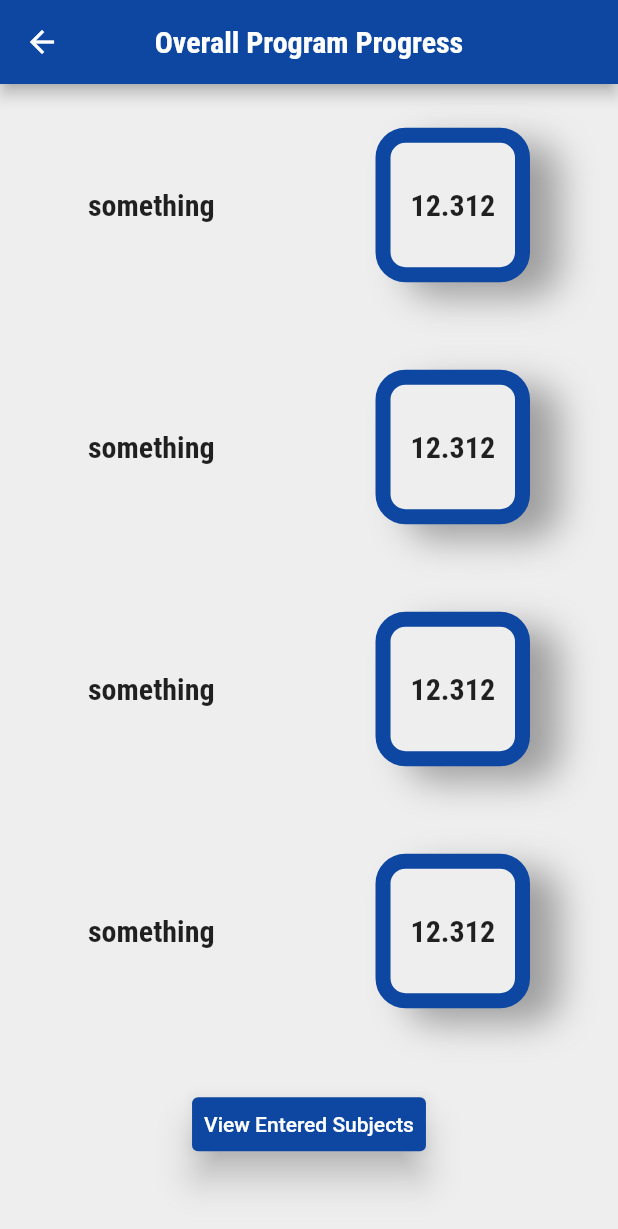
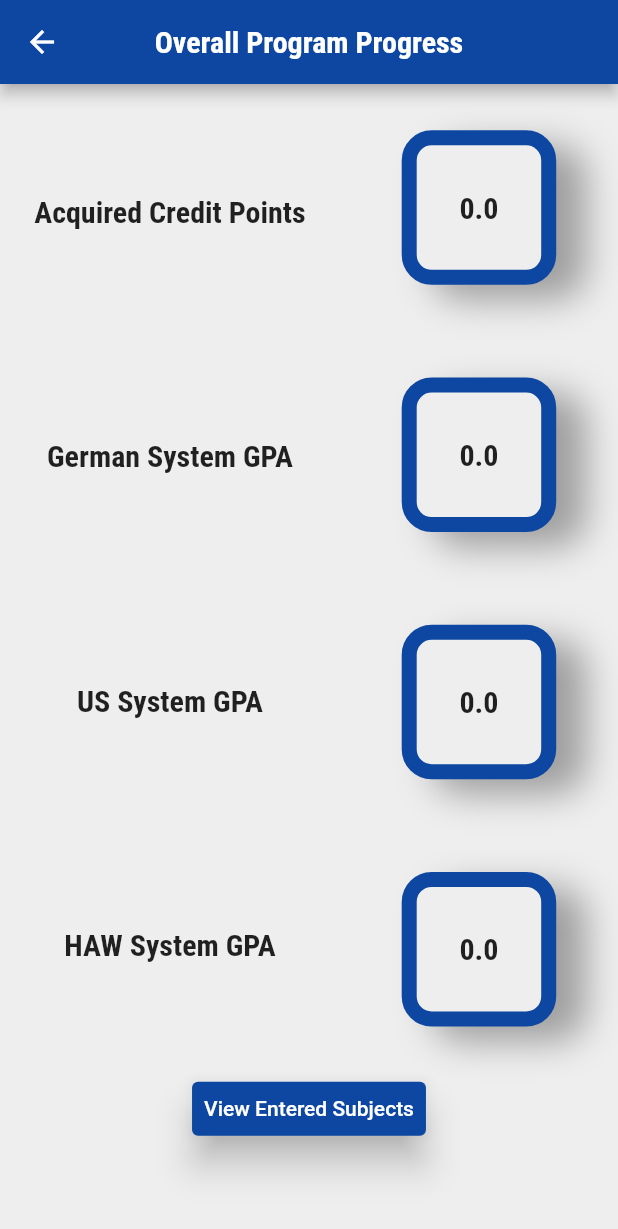
Before and after one commit to HussamKayed/Student_Assistant, a Flutter app: the screen it shows after launch, after a tap on an icon or button, on a phone screen of 412 x 824 dp. Shown: the top 1229 px of the screen. Run offline on Flutter 3.47's test engine with Material 2 defaults, Android fonts, the phone set to English and light mode, and no system bars; our stand-ins replace flutter_slidable, percent_indicator.

Commit message:
V1 Ready

```diff
--- a/lib/data/endpoints.dart
+++ b/lib/data/endpoints.dart
@@ -1,7 +1,7 @@
 class Endpoints {
   static const subjectsAbbreviations = '/subjects/abbreviations';
   static const transcriptSemester = '/transcript/gpa/';
-  static const subjectsDetails = 'https://api.mohamedelghamrawy.com/subjects';
+  static const subjectsDetails = 'https://api.mohamedelghamrawy.com/subjects/';
   static const transcript = 'https://api.mohamedelghamrawy.com/transcript';
   static const mainEndpoint = 'api.mohamedelghamrawy.com';
 }
--- a/lib/main.dart
+++ b/lib/main.dart
@@ -18,7 +18,7 @@ class MyApp extends StatelessWidget {
     return ChangeNotifierProvider(
       create: (ctx) => Subjects(),
       child: MaterialApp(
-          title: "IE_GPA_Calculator",
+          title: "Student Assistant",
           theme: ThemeData(
             primarySwatch: Colors.blue,
             primaryColor: Colors.blue.shade900,
--- a/lib/providers/subjects.dart
+++ b/lib/providers/subjects.dart
@@ -7,7 +7,9 @@ import '../models/subject.dart';
 import 'package:http/http.dart' as http;
 
 class Subjects with ChangeNotifier {
-  Map<String, dynamic> completedSubjects = {};
+  bool subjectFound = false;
+  Map<String, dynamic> responseMap = {};
+  Map<Subject, String> completedSubjects = {};
   Map<String, Subject> subjects = {
     "EE1": Subject('EE1', 15),
     "MA1": Subject('MA1', 15),
@@ -45,7 +47,15 @@ class Subjects with ChangeNotifier {
   };
   Map<String, Subject> remainingSubjects = {};
 
-  int subjectsPerSemester = 0;
+  Map<int, int> numberOfSubjectsPerSemester = {
+    1: 5,
+    2: 5,
+    3: 6,
+    4: 5,
+    5: 2,
+    6: 5,
+    7: 3,
+  };
 
   Map<int, int> completedSemesterSubjectsNumber = {
     1: 0,
@@ -62,25 +72,44 @@ class Subjects with ChangeNotifier {
   // }
 
   void getSemesterCompletedSubjects(Map<Subject, String> gradesMap) async {
+    if (equals(gradesMap)) {
+      return;
+    } else {
       final uri;
       await filterSubject(gradesMap);
-    Map<String, String> headersMap = {};
+      Map<String, String> currentCompletedSubjects = {};
+      if (completedSubjects.isNotEmpty) {
+        completedSubjects.forEach((key, value) {
+          Map<String, String> temporaryMap = {key.abbreviation: value};
+          currentCompletedSubjects.addAll(temporaryMap);
+        });
+      }
+
+      Map<String, String> queryParametersMap = {};
+
       gradesMap.forEach((subject, grade) {
         final int key = subject.semester;
         final int newValue = completedSemesterSubjectsNumber[key]! + 1;
         completedSemesterSubjectsNumber[key] = newValue;
-      headersMap.addAll({subject.abbreviation: subject.hawGrade.toString()});
+        queryParametersMap
+            .addAll({subject.abbreviation: subject.hawGrade.toString()});
       });
 
-    uri = Uri.https(Endpoints.mainEndpoint, '/transcript', headersMap);
-    completedSubjects = await http.get(uri, headers: {
+      completedSubjects.addAll(gradesMap);
+      queryParametersMap.addAll(currentCompletedSubjects);
+
+      uri = Uri.https(Endpoints.mainEndpoint, 'transcript', queryParametersMap);
+      responseMap = await http.get(uri, headers: {
         HttpHeaders.contentTypeHeader: 'application/json',
       }).then((response) {
         final responseBody = json.decode(response.body);
-      // print(responseBody);
         return responseBody;
       });
       notifyListeners();
+      for (Subject subject in completedSubjects.keys) {
+        print(subject.abbreviation + " " + subject.hawGrade.toString());
+      }
+    }
   }
 
   Future filterSubject(Map<Subject, String> gradesMap) async {
@@ -100,17 +129,28 @@ class Subjects with ChangeNotifier {
     });
   }
 
-  Future getSubjectsNumberPerSemester(String semesterId) async {
-    final int subjectsPerSemester = await http
-        .get(Uri.parse(Endpoints.subjectsDetails + semesterId))
-        .then((response) {
-      return response.body.length;
-    });
-    return subjectsPerSemester;
+  bool equals(Map<Subject, String> gradesMap) {
+    final keys = gradesMap.keys;
+    for (Subject subject in completedSubjects.keys) {
+      for (Subject enteredSubject in keys) {
+        if (subject.abbreviation == enteredSubject.abbreviation) {
+          subjectFound = true;
+          break;
+        } else {
+          subjectFound = false;
+        }
+      }
+      if (subjectFound == true) break;
+    }
+    return subjectFound;
+  }
+
+  void toggleSubjectFound() {
+    subjectFound = !subjectFound;
   }
 
   void addSubject(Map<String, Subject> subject) {
-    completedSubjects.addAll(subject);
+    responseMap.addAll(subject);
     notifyListeners();
   }
 
@@ -125,4 +165,89 @@ class Subjects with ChangeNotifier {
     });
     return subjectsNumber;
   }
+
+  double getUsGpaPerSemester(int semester) {
+    if (responseMap.isEmpty) return 0;
+    final usGpaPerSemester = responseMap['semesters'][semester - 1]['gpa_us'];
+    if (usGpaPerSemester == null) {
+      return 0;
+    } else {
+      return usGpaPerSemester;
     }
+  }
+
+  double getTotalUsGpa() {
+    if (responseMap.isEmpty) return 0;
+    final totalUsGpa = responseMap['gpa_us'];
+    if (totalUsGpa == null) {
+      return 0;
+    } else {
+      return totalUsGpa;
+    }
+  }
+
+  double getHawGpaPerSemester(int semester) {
+    if (responseMap.isEmpty) return 0;
+    final hawGpaPerSemester = responseMap['semesters'][semester - 1]['gpa_haw'];
+    if (hawGpaPerSemester == null) {
+      return 0;
+    } else {
+      return hawGpaPerSemester;
+    }
+  }
+
+  double getTotalHawGpa() {
+    if (responseMap.isEmpty) return 0;
+    final totalHawGpa = responseMap['gpa_haw'];
+    if (totalHawGpa == null) {
+      return 0;
+    } else {
+      return totalHawGpa;
+    }
+  }
+
+  double getDeGpaPerSemester(int semester) {
+    if (responseMap.isEmpty) return 0;
+    final deGpaPerSemester = responseMap['semesters'][semester - 1]['gpa_de'];
+    if (deGpaPerSemester == null) {
+      return 0;
+    } else {
+      return deGpaPerSemester;
+    }
+  }
+
+  double getTotalDeGpa() {
+    if (responseMap.isEmpty) return 0;
+    final totalDeGpa = responseMap['gpa_de'];
+    if (totalDeGpa == null) {
+      return 0;
+    } else {
+      return totalDeGpa;
+    }
+  }
+
+  int getCpGpaPerSemester(int semester) {
+    if (responseMap.isEmpty) return 0;
+    final cpGpaPerSemester =
+        responseMap['semesters'][semester - 1]['semester_completed_cp'];
+    if (cpGpaPerSemester == null) {
+      return 0;
+    } else {
+      return cpGpaPerSemester;
+    }
+  }
+
+  int getTotalCp() {
+    if (responseMap.isEmpty) return 0;
+    final totalCp = responseMap['semester_completed_cp'];
+    if (totalCp == null) {
+      return 0;
+    } else {
+      return totalCp;
+    }
+  }
+
+  // int numberOfSubjectsPerSemesterMap(int currentSemester) {
+  //   return subjectsNumberPerSemester[currentSemester]!;
+  // }
+}
--- a/lib/screens/semesters_summary_screen.dart
+++ b/lib/screens/semesters_summary_screen.dart
@@ -31,6 +31,11 @@ class _SemestersSummaryScreenState extends State<SemestersSummaryScreen> {
   }
 
   @override
+  void initState() {
+    super.initState();
+  }
+
+  @override
   Widget build(BuildContext context) {
     final subject = Provider.of<Subjects>(context);
     return Scaffold(
@@ -59,15 +64,15 @@ class _SemestersSummaryScreenState extends State<SemestersSummaryScreen> {
               children: [
                 ProgressIndicatorWidget(
                     subject.completedSemesterSubjectsNumber[1]! /
-                        subject.subjectsPerSemester,
+                        subject.numberOfSubjectsPerSemester[1]!,
                     1),
                 ProgressIndicatorWidget(
                     subject.completedSemesterSubjectsNumber[2]! /
-                        subject.subjects.length,
+                        subject.numberOfSubjectsPerSemester[2]!,
                     2),
                 ProgressIndicatorWidget(
                     subject.completedSemesterSubjectsNumber[3]! /
-                        subject.subjects.length,
+                        subject.numberOfSubjectsPerSemester[3]!,
                     3),
               ],
             ),
@@ -76,15 +81,15 @@ class _SemestersSummaryScreenState extends State<SemestersSummaryScreen> {
               children: [
                 ProgressIndicatorWidget(
                     subject.completedSemesterSubjectsNumber[4]! /
-                        subject.subjects.length,
+                        subject.numberOfSubjectsPerSemester[4]!,
                     4),
                 ProgressIndicatorWidget(
                     subject.completedSemesterSubjectsNumber[5]! /
-                        subject.subjects.length,
+                        subject.numberOfSubjectsPerSemester[5]!,
                     5),
                 ProgressIndicatorWidget(
                     subject.completedSemesterSubjectsNumber[6]! /
-                        subject.subjects.length,
+                        subject.numberOfSubjectsPerSemester[6]!,
                     6)
               ],
             ),
@@ -93,7 +98,7 @@ class _SemestersSummaryScreenState extends State<SemestersSummaryScreen> {
               children: [
                 ProgressIndicatorWidget(
                     subject.completedSemesterSubjectsNumber[7]! /
-                        subject.subjects.length,
+                        subject.numberOfSubjectsPerSemester[7]!,
                     7)
               ],
             )
--- a/lib/widgets/gpa_summary_widget.dart
+++ b/lib/widgets/gpa_summary_widget.dart
@@ -1,19 +1,30 @@
 import 'package:flutter/material.dart';
 
 import '../screens/subjects_detail_screen.dart';
+import 'package:provider/provider.dart';
+import '../providers/subjects.dart';
 
 class GpaSummaryWidget extends StatelessWidget {
-  const GpaSummaryWidget({Key? key}) : super(key: key);
+  const GpaSummaryWidget({Key? key, required this.semesterId})
+      : super(key: key);
 
-  Widget buildListTile(BuildContext ctx) {
+  final int semesterId;
+
+  Widget buildListTile(
+      BuildContext ctx, String displayedDataText, double grade) {
     return Card(
       color: Theme.of(ctx).canvasColor,
       elevation: 0,
       margin: EdgeInsets.all(5),
-      child: Row(mainAxisAlignment: MainAxisAlignment.spaceAround, children: [
-        Text("something", style: Theme.of(ctx).textTheme.headline6),
-        _buildBoxContainer(ctx, 1),
-      ]),
+      child: Row(
+        mainAxisAlignment: MainAxisAlignment.spaceAround,
+        children: [
+          Padding(
+            padding: const EdgeInsets.symmetric(horizontal: 20),
+            child: _buildBoxContainer(ctx, grade),
+          ),
+        ],
+      ),
     );
   }
 
@@ -22,7 +33,8 @@ class GpaSummaryWidget extends StatelessWidget {
       width: MediaQuery.of(ctx).size.width * 0.25,
       height: MediaQuery.of(ctx).size.width * 0.25,
       child: Center(
-          child: Text("12.312", style: Theme.of(ctx).textTheme.headline6)),
+          child:
+              Text(grade.toString(), style: Theme.of(ctx).textTheme.headline6)),
       decoration: BoxDecoration(
         color: Theme.of(ctx).canvasColor,
         border: Border.all(color: Theme.of(ctx).primaryColor, width: 10),
@@ -37,31 +49,89 @@ class GpaSummaryWidget extends StatelessWidget {
 
   @override
   Widget build(BuildContext context) {
-    //final semesterId = ModalRoute.of(context)!.settings.arguments as String;
+    final semesterId = ModalRoute.of(context)!.settings.arguments as int;
+    final subjectsProvider = Provider.of<Subjects>(context);
+    double gpaDe = 0;
+    double gpaHaw = 0;
+    double gpaUs = 0;
+    int completedCreditPoints = 0;
+    if (semesterId == 8) {
+      gpaDe = subjectsProvider.getTotalDeGpa();
+      gpaHaw = subjectsProvider.getTotalHawGpa();
+      gpaUs = subjectsProvider.getTotalUsGpa();
+      completedCreditPoints = subjectsProvider.getTotalCp();
+    } else {
+      gpaDe = subjectsProvider.getDeGpaPerSemester(semesterId);
+      gpaHaw = subjectsProvider.getHawGpaPerSemester(semesterId);
+      gpaUs = subjectsProvider.getUsGpaPerSemester(semesterId);
+      completedCreditPoints = subjectsProvider.getCpGpaPerSemester(semesterId);
+    }
     return Container(
       height: MediaQuery.of(context).size.height * 0.9,
-      child: Column(mainAxisAlignment: MainAxisAlignment.spaceAround,
-          // child: _buildPageInfo(context),
+      child: Column(
         children: [
-            buildListTile(context),
-            buildListTile(context),
-            buildListTile(context),
-            buildListTile(context),
+          Row(
+            mainAxisAlignment: MainAxisAlignment.spaceAround,
+            children: [
+              Container(
+                height: MediaQuery.of(context).size.height * 0.7,
+                width: MediaQuery.of(context).size.width * 0.5,
+                child: Column(
+                  mainAxisAlignment: MainAxisAlignment.spaceAround,
+                  children: [
+                    Text('Acquired Credit Points',
+                        style: Theme.of(context).textTheme.headline6),
+                    SizedBox(
+                      height: 10,
+                    ),
+                    Text('German System GPA',
+                        style: Theme.of(context).textTheme.headline6),
+                    SizedBox(
+                      height: 10,
+                    ),
+                    Text('US System GPA',
+                        style: Theme.of(context).textTheme.headline6),
+                    SizedBox(
+                      height: 10,
+                    ),
+                    Text('HAW System GPA',
+                        style: Theme.of(context).textTheme.headline6),
+                  ],
+                ),
+              ),
+              Container(
+                height: MediaQuery.of(context).size.height * 0.8,
+                width: MediaQuery.of(context).size.width * 0.4,
+                child: Column(
+                  mainAxisAlignment: MainAxisAlignment.spaceAround,
+                  children: [
+                    buildListTile(context, 'Acquired Credit Points',
+                        completedCreditPoints.toDouble()),
+                    buildListTile(context, 'German System GPA', gpaDe),
+                    buildListTile(context, 'US System GPA', gpaUs),
+                    buildListTile(context, 'HAW System GPA', gpaHaw),
+                  ],
+                ),
+              ),
+            ],
+          ),
           TextButton(
             child: const Text(
               "View Entered Subjects",
               textAlign: TextAlign.center,
             ),
             onPressed: () {
-                Navigator.pushNamed(context, SubjectsDetailScreen.routeName);
+              Navigator.pushNamed(context, SubjectsDetailScreen.routeName,
+                  arguments: semesterId);
             },
             style: ButtonStyle(
                 elevation: MaterialStateProperty.all(10),
                 foregroundColor: MaterialStateProperty.all(Colors.white),
-                  backgroundColor: MaterialStateProperty.all(
-                      Theme.of(context).primaryColor)),
+                backgroundColor:
+                    MaterialStateProperty.all(Theme.of(context).primaryColor)),
           )
-          ]),
+        ],
+      ),
     );
   }
 }
--- a/pubspec.yaml
+++ b/pubspec.yaml
@@ -31,6 +31,8 @@ dependencies:
     sdk: flutter
   provider: ^5.0.0
   http: ^0.13.4
+  flutter_slidable: ^1.2.0
+  internet_connection_checker:
 
   # The following adds the Cupertino Icons font to your application.
   # Use with the CupertinoIcons class for iOS style icons.
```
Also changed, not shown: lib/screens/subjects_detail_screen.dart (+20 -4 lines), lib/widgets/subjects_list_widget.dart (added, +71 -0 lines), pubspec.lock, 2 other files. Lines whose indentation alone changed are shown as unchanged.
